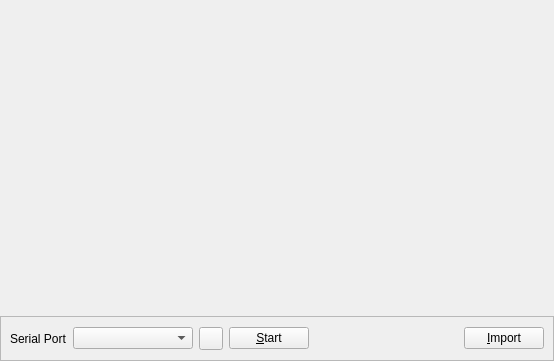
The window that oximetry.ui (sbonaime/sleepyhead-code.) describes before a commit, drawn with Qt 5.
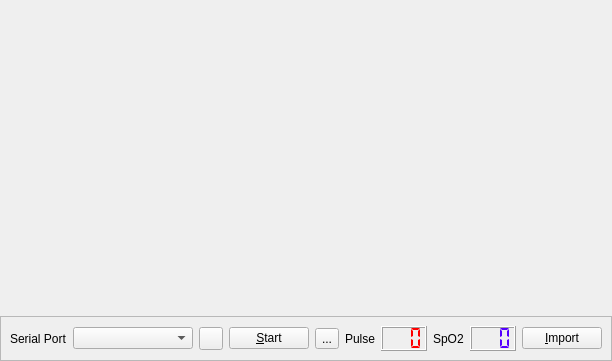
The same window after the commit. Icons and pictures are not drawn.

Commit message: Oximetry Tab & CMS50 Serial module Complete Rewrite

```diff
--- a/oximetry.ui
+++ b/oximetry.ui
@@ -89,6 +89,137 @@
         </property>
        </widget>
       </item>
+      <item>
+       <widget class="QToolButton" name="saveButton">
+        <property name="text">
+         <string>...</string>
+        </property>
+        <property name="icon">
+         <iconset resource="Resources.qrc">
+          <normaloff>:/icons/save.png</normaloff>:/icons/save.png</iconset>
+        </property>
+       </widget>
+      </item>
+      <item>
+       <widget class="QLabel" name="label_2">
+        <property name="text">
+         <string>Pulse</string>
+        </property>
+       </widget>
+      </item>
+      <item>
+       <widget class="QLCDNumber" name="pulseLCD">
+        <property name="sizePolicy">
+         <sizepolicy hsizetype="Fixed" vsizetype="Minimum">
+          <horstretch>0</horstretch>
+          <verstretch>0</verstretch>
+         </sizepolicy>
+        </property>
+        <property name="palette">
+         <palette>
+          <active>
+           <colorrole role="WindowText">
+            <brush brushstyle="SolidPattern">
+             <color alpha="255">
+              <red>255</red>
+              <green>0</green>
+              <blue>0</blue>
+             </color>
+            </brush>
+           </colorrole>
+          </active>
+          <inactive>
+           <colorrole role="WindowText">
+            <brush brushstyle="SolidPattern">
+             <color alpha="255">
+              <red>255</red>
+              <green>0</green>
+              <blue>0</blue>
+             </color>
+            </brush>
+           </colorrole>
+          </inactive>
+          <disabled>
+           <colorrole role="WindowText">
+            <brush brushstyle="SolidPattern">
+             <color alpha="255">
+              <red>118</red>
+              <green>118</green>
+              <blue>117</blue>
+             </color>
+            </brush>
+           </colorrole>
+          </disabled>
+         </palette>
+        </property>
+        <property name="numDigits">
+         <number>3</number>
+        </property>
+        <property name="segmentStyle">
+         <enum>QLCDNumber::Flat</enum>
+        </property>
+       </widget>
+      </item>
+      <item>
+       <widget class="QLabel" name="label_3">
+        <property name="text">
+         <string>SpO2</string>
+        </property>
+       </widget>
+      </item>
+      <item>
+       <widget class="QLCDNumber" name="spo2LCD">
+        <property name="sizePolicy">
+         <sizepolicy hsizetype="Fixed" vsizetype="Minimum">
+          <horstretch>0</horstretch>
+          <verstretch>0</verstretch>
+         </sizepolicy>
+        </property>
+        <property name="palette">
+         <palette>
+          <active>
+           <colorrole role="WindowText">
+            <brush brushstyle="SolidPattern">
+             <color alpha="255">
+              <red>85</red>
+              <green>0</green>
+              <blue>255</blue>
+             </color>
+            </brush>
+           </colorrole>
+          </active>
+          <inactive>
+           <colorrole role="WindowText">
+            <brush brushstyle="SolidPattern">
+             <color alpha="255">
+              <red>85</red>
+              <green>0</green>
+              <blue>255</blue>
+             </color>
+            </brush>
+           </colorrole>
+          </inactive>
+          <disabled>
+           <colorrole role="WindowText">
+            <brush brushstyle="SolidPattern">
+             <color alpha="255">
+              <red>118</red>
+              <green>118</green>
+              <blue>117</blue>
+             </color>
+            </brush>
+           </colorrole>
+          </disabled>
+         </palette>
+        </property>
+        <property name="numDigits">
+         <number>3</number>
+        </property>
+        <property name="segmentStyle">
+         <enum>QLCDNumber::Flat</enum>
+        </property>
+       </widget>
+      </item>
       <item>
        <spacer name="horizontalSpacer">
         <property name="orientation">
```
The commit also changes 17 other files.
